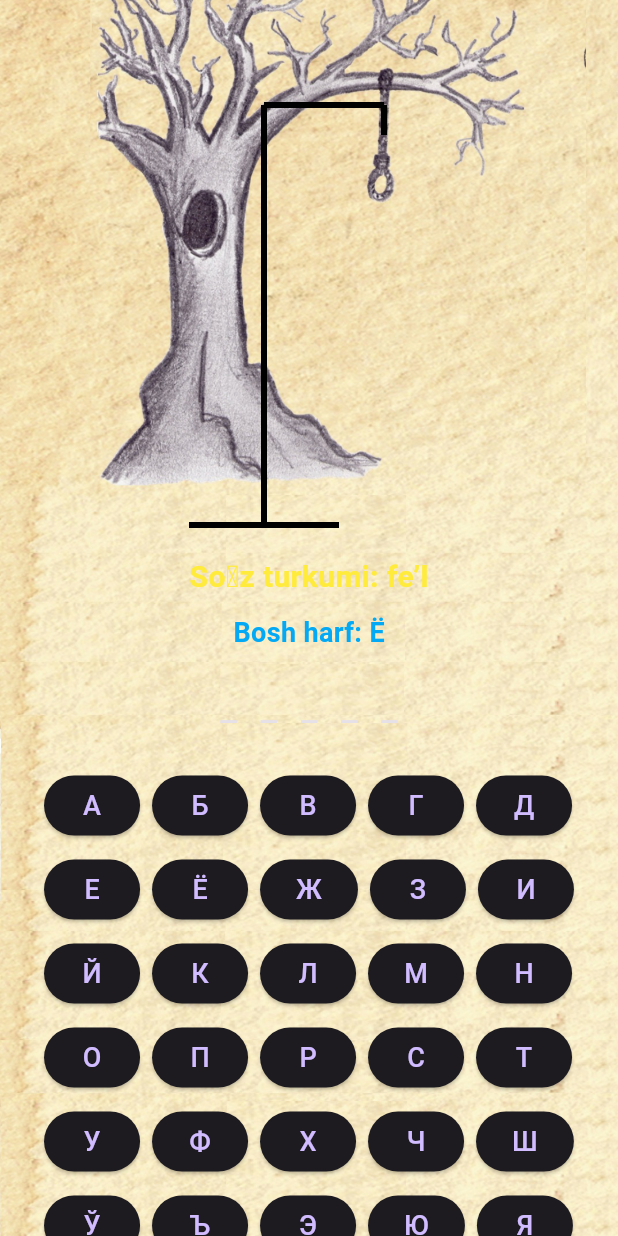
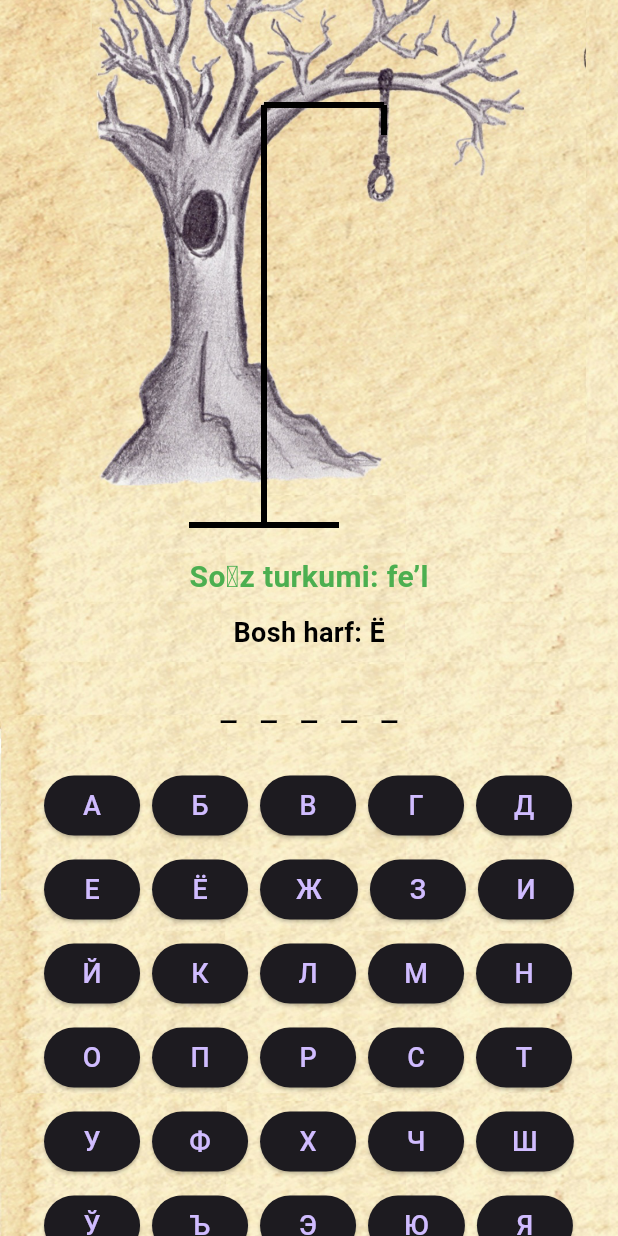
Before and after one commit to Khasantuit/hangman_flutter, a Flutter app: the screen it shows after launch, on a phone screen of 412 x 824 dp. Run offline on Flutter 3.47's test engine with Material 3 defaults, Android fonts, the phone set to English and light mode, and no system bars.

```diff
--- a/lib/game_screen.dart
+++ b/lib/game_screen.dart
@@ -92,17 +92,17 @@ class _GameScreenState extends State<GameScreen> {
               SizedBox(height: 20),
               Text(
                 'Soʻz turkumi: ${currentWord['type']}',
-                style: TextStyle(fontSize: 20, fontWeight: FontWeight.bold, color: Colors.yellow),
+                style: TextStyle(fontSize: 20, fontWeight: FontWeight.bold, color: Colors.green),
               ),
               SizedBox(height: 10),
               Text(
                 'Bosh harf: ${currentWord['first_letter']}',
-                style: TextStyle(fontSize: 18, fontWeight: FontWeight.bold, color: Colors.lightBlue),
+                style: TextStyle(fontSize: 18, fontWeight: FontWeight.bold, color: Colors.black),
               ),
               SizedBox(height: 20),
               Text(
                 currentWord['word']!.split('').map((char) => guessedLetters.contains(char) ? char : '_').join(' '),
-                style: TextStyle(fontSize: 24, letterSpacing: 5),
+                style: TextStyle(fontSize: 24, letterSpacing: 5, color: Colors.black),
               ),
               SizedBox(height: 20),
               Wrap(
```
